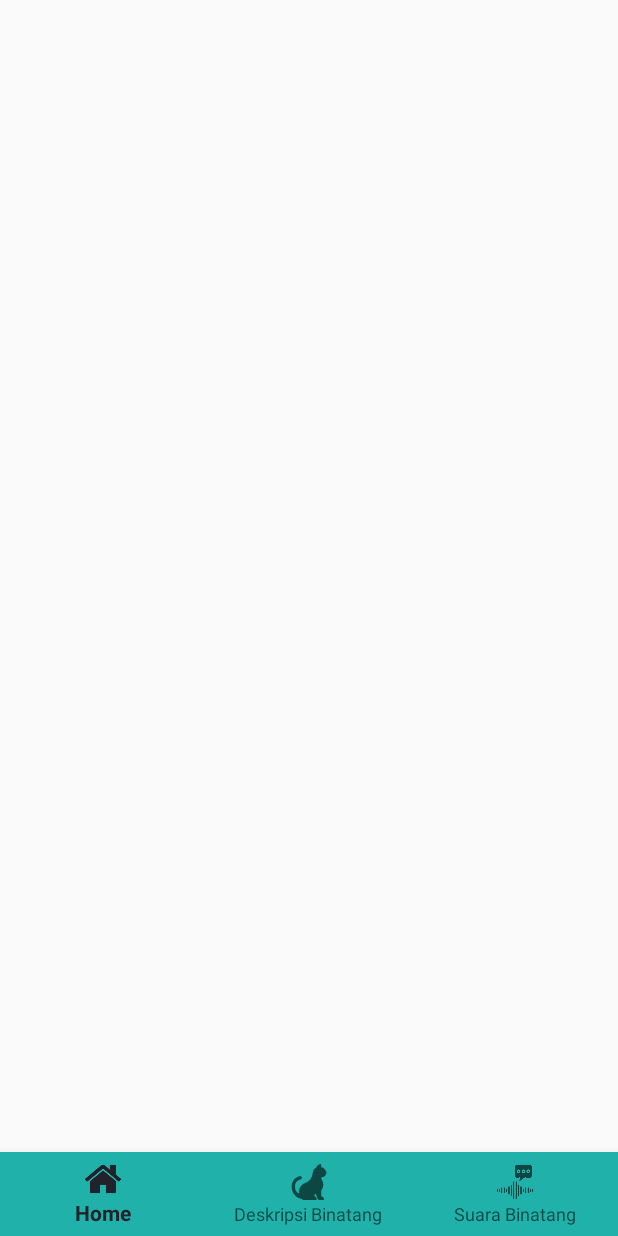
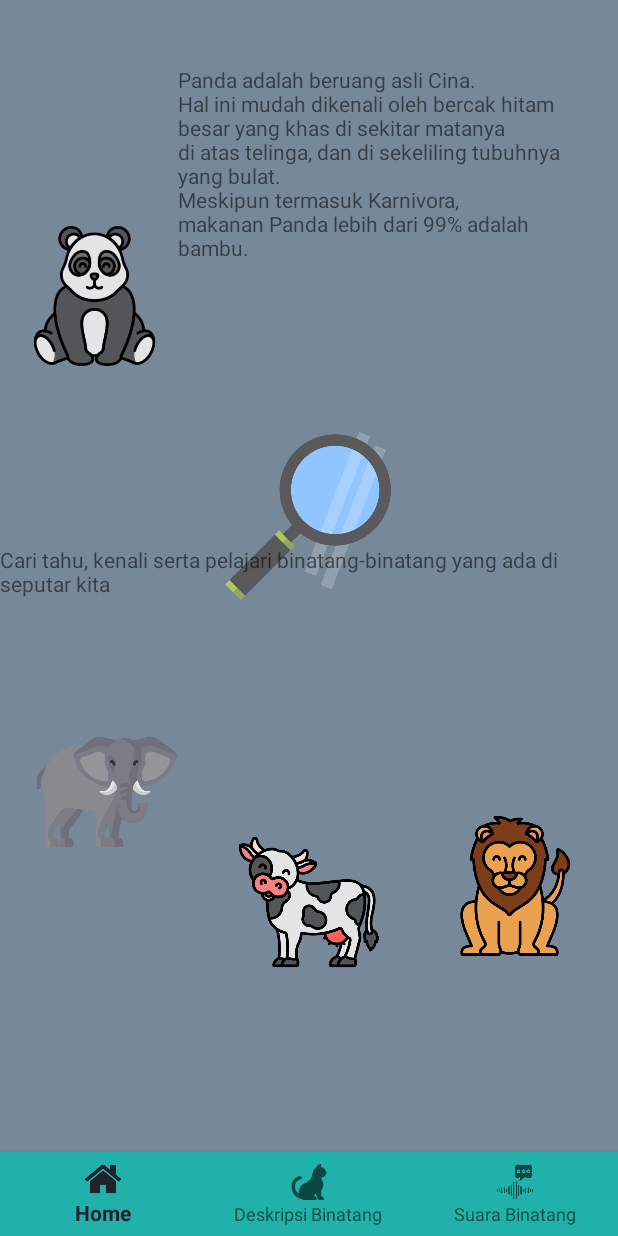
Before and after one commit to devidfirmansyah/ChildEdu, an Android app: the MainActivity screen opened directly, with no data from a screen before it, on a phone screen of 412 x 824 dp. Run offline under Robolectric (Android 15) with nearby library versions, the phone set to English and light mode, and no system bars.

Commit message:
Tahap 3 : Membuat Fragment Home

```diff
--- a/app/src/main/AndroidManifest.xml
+++ b/app/src/main/AndroidManifest.xml
@@ -9,17 +9,15 @@
         android:roundIcon="@mipmap/pandaicon"
         android:supportsRtl="true"
         android:theme="@style/AppTheme">
-        <activity android:name=".activities.WelcomeActivity"></activity>
-        <activity android:name=".activities.SplashActivity" >
-
+        <activity android:name=".activities.WelcomeActivity" />
+        <activity android:name=".activities.SplashActivity">
             <intent-filter>
                 <action android:name="android.intent.action.MAIN" />
 
                 <category android:name="android.intent.category.LAUNCHER" />
             </intent-filter>
-
         </activity>
-    <activity android:name=".activities.MainActivity"></activity>
+        <activity android:name=".activities.MainActivity" />
     </application>
 
 </manifest>
--- a/app/src/main/java/com/example/childedu/activities/MainActivity.java
+++ b/app/src/main/java/com/example/childedu/activities/MainActivity.java
@@ -1,16 +1,53 @@
 package com.example.childedu.activities;
 
+import androidx.annotation.NonNull;
 import androidx.appcompat.app.AppCompatActivity;
+import androidx.fragment.app.Fragment;
 
 import android.os.Bundle;
+import android.view.MenuItem;
 
 import com.example.childedu.R;
+import com.example.childedu.fragments.HomeFragment;
+import com.google.android.material.bottomnavigation.BottomNavigationView;
 
-public class MainActivity extends AppCompatActivity {
+public class MainActivity extends AppCompatActivity implements BottomNavigationView.OnNavigationItemSelectedListener{
 
     @Override
     protected void onCreate(Bundle savedInstanceState) {
         super.onCreate(savedInstanceState);
         setContentView(R.layout.activity_main);
+        BottomNavigationView bottomNavigationView = findViewById(R.id.navigation);
+        bottomNavigationView.setOnNavigationItemSelectedListener(this);
+        loadFragment(new HomeFragment());
+    }
+
+    private boolean loadFragment(Fragment fragment){
+        if(fragment != null){
+                getSupportFragmentManager().beginTransaction()
+                        .replace(R.id.fragment_container, fragment)
+                        .addToBackStack(null)
+                        .commit();
+                return true;
+        }
+        return false;
+    }
+
+    @Override
+    public boolean onNavigationItemSelected(@NonNull MenuItem menuItem) {
+
+        Fragment fragment = null;
+
+        switch (menuItem.getItemId()){
+            case R.id.action_home:
+                fragment = new HomeFragment();
+                break;
+        }
+        return false;
+    }
+
+    @Override
+    public void onPointerCaptureChanged(boolean hasCapture) {
+
     }
 }
--- /dev/null
+++ b/app/src/main/java/com/example/childedu/fragments/HomeFragment.java
@@ -0,0 +1,31 @@
+package com.example.childedu.fragments;
+
+import android.content.Context;
+import android.net.Uri;
+import android.os.Bundle;
+
+import androidx.fragment.app.Fragment;
+
+import android.view.LayoutInflater;
+import android.view.View;
+import android.view.ViewGroup;
+
+import com.example.childedu.R;
+
+public class HomeFragment extends Fragment {
+
+    public HomeFragment() {
+        // Required empty public constructor
+    }
+
+
+    @Override
+    public View onCreateView(LayoutInflater inflater, ViewGroup container,
+                             Bundle savedInstanceState) {
+        // Inflate the layout for this fragment
+
+        return inflater.inflate(R.layout.fragment_home, container, false);
+    }
+
+
+}
--- /dev/null
+++ b/app/src/main/res/layout/activity_home_fragment.xml
@@ -0,0 +1,9 @@
+<?xml version="1.0" encoding="utf-8"?>
+<androidx.constraintlayout.widget.ConstraintLayout xmlns:android="http://schemas.android.com/apk/res/android"
+    xmlns:app="http://schemas.android.com/apk/res-auto"
+    xmlns:tools="http://schemas.android.com/tools"
+    android:layout_width="match_parent"
+    android:layout_height="match_parent"
+    tools:context=".fragments.HomeFragment">
+
+</androidx.constraintlayout.widget.ConstraintLayout>
--- /dev/null
+++ b/app/src/main/res/layout/fragment_home.xml
@@ -0,0 +1,98 @@
+<?xml version="1.0" encoding="utf-8"?>
+<androidx.constraintlayout.widget.ConstraintLayout xmlns:android="http://schemas.android.com/apk/res/android"
+    xmlns:app="http://schemas.android.com/apk/res-auto"
+    xmlns:tools="http://schemas.android.com/tools"
+    android:layout_width="match_parent"
+    android:layout_height="match_parent"
+    android:background="@color/bg_screen1"
+    tools:context=".fragments.HomeFragment">
+
+    <!-- TODO: Update blank fragment layout -->
+
+    <ImageView
+        android:id="@+id/imageView3"
+        android:layout_width="94dp"
+        android:layout_height="93dp"
+        android:layout_marginBottom="580dp"
+        android:src="@drawable/panda"
+        app:layout_constraintBottom_toBottomOf="parent"
+        app:layout_constraintEnd_toEndOf="parent"
+        app:layout_constraintHorizontal_bias="0.05"
+        app:layout_constraintStart_toStartOf="parent" />
+
+    <TextView
+        android:layout_width="277dp"
+        android:layout_height="137dp"
+        android:text="Panda adalah beruang asli Cina.
+        \nHal ini mudah dikenali oleh bercak hitam
+        \nbesar yang khas di sekitar matanya
+        \ndi atas telinga, dan di sekeliling tubuhnya yang bulat.
+        \nMeskipun termasuk Karnivora,
+        \nmakanan Panda lebih dari 99% adalah bambu."
+        app:layout_constraintBottom_toBottomOf="parent"
+        app:layout_constraintEnd_toEndOf="parent"
+        app:layout_constraintHorizontal_bias="0.88"
+        app:layout_constraintStart_toStartOf="parent"
+        app:layout_constraintTop_toTopOf="parent"
+        app:layout_constraintVertical_bias="0.063" />
+
+
+    <ImageView
+        android:id="@+id/imageView4"
+        android:layout_width="132dp"
+        android:layout_height="112dp"
+        android:layout_marginBottom="424dp"
+        android:src="@drawable/research"
+        app:layout_constraintBottom_toBottomOf="parent"
+        app:layout_constraintEnd_toEndOf="parent"
+        app:layout_constraintHorizontal_bias="0.498"
+        app:layout_constraintStart_toStartOf="parent"
+        app:layout_constraintTop_toTopOf="parent"
+        app:layout_constraintVertical_bias="1.0" />
+
+    <TextView
+        android:layout_width="wrap_content"
+        android:layout_height="wrap_content"
+        android:text="Cari tahu, kenali serta pelajari binatang-binatang yang ada di seputar kita"
+        app:layout_constraintBottom_toBottomOf="parent"
+        app:layout_constraintEnd_toEndOf="parent"
+        app:layout_constraintHorizontal_bias="0.497"
+        app:layout_constraintStart_toStartOf="parent"
+        app:layout_constraintTop_toTopOf="parent"
+        app:layout_constraintVertical_bias="0.461" />
+
+    <ImageView
+        android:id="@+id/imageView5"
+        android:layout_width="94dp"
+        android:layout_height="93dp"
+        android:layout_marginBottom="196dp"
+        android:src="@drawable/elephant"
+        app:layout_constraintBottom_toBottomOf="parent"
+        app:layout_constraintEnd_toEndOf="parent"
+        app:layout_constraintHorizontal_bias="0.075"
+        app:layout_constraintStart_toStartOf="parent"
+        app:layout_constraintTop_toTopOf="parent"
+        app:layout_constraintVertical_bias="0.9" />
+
+    <ImageView
+        android:id="@+id/imageView6"
+        android:layout_width="94dp"
+        android:layout_height="93dp"
+        android:layout_marginTop="544dp"
+        android:src="@drawable/lion"
+        app:layout_constraintEnd_toEndOf="parent"
+        app:layout_constraintHorizontal_bias="0.921"
+        app:layout_constraintStart_toStartOf="parent"
+        app:layout_constraintTop_toTopOf="parent" />
+
+    <ImageView
+        android:id="@+id/imageView7"
+        android:layout_width="94dp"
+        android:layout_height="93dp"
+        android:layout_marginBottom="176dp"
+        android:src="@drawable/cow"
+        app:layout_constraintBottom_toBottomOf="parent"
+        app:layout_constraintEnd_toEndOf="parent"
+        app:layout_constraintHorizontal_bias="0.498"
+        app:layout_constraintStart_toStartOf="parent" />
+</androidx.constraintlayout.widget.ConstraintLayout>
```
